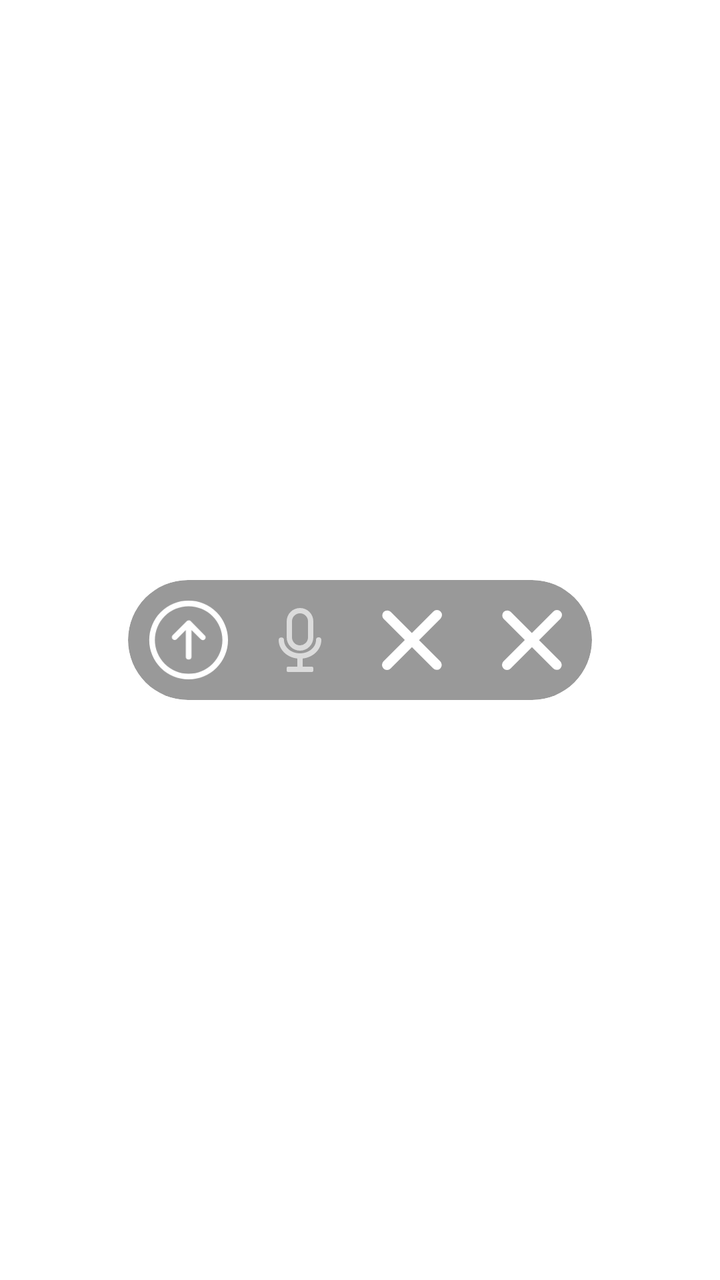
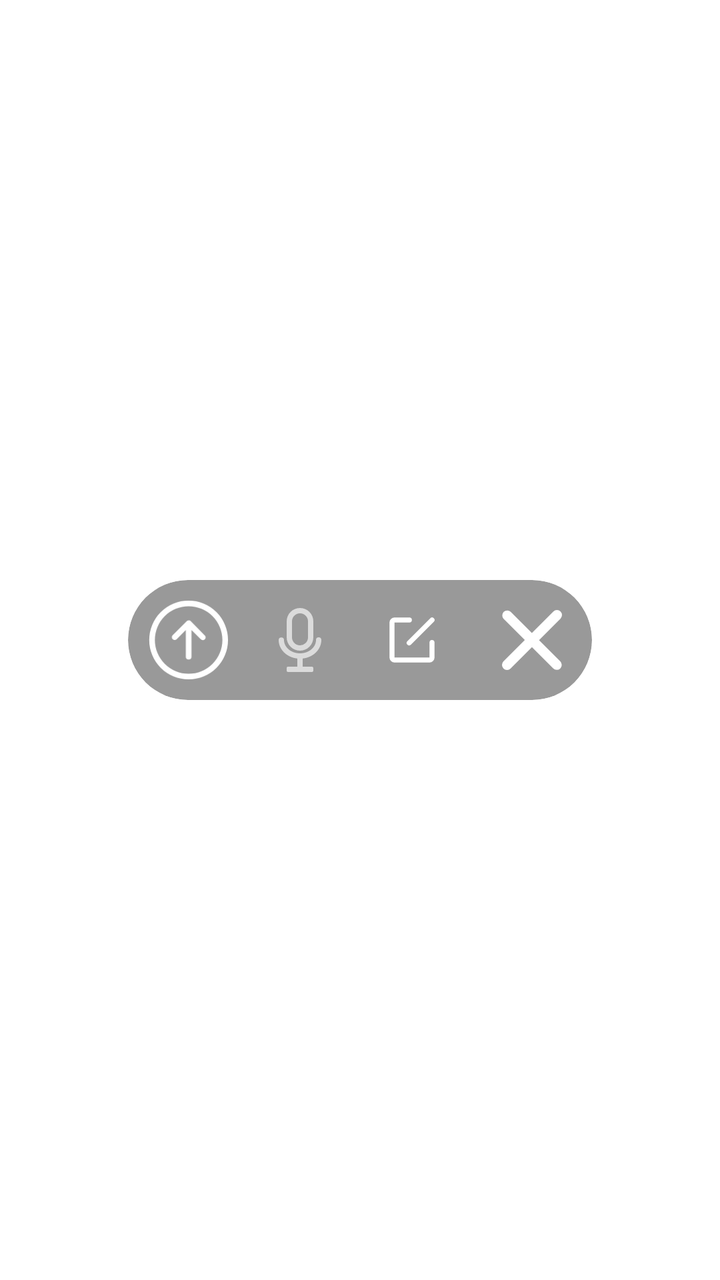

Two renders of the same Android screen: before a commit and after it. Below are the layout's source before the change and the commit's diff.
<!-- AndroidManifest.xml: application theme Theme.SmartFloat -->
<!-- res/layout/floating_button.xml -->
<?xml version="1.0" encoding="utf-8"?>
<FrameLayout xmlns:android="http://schemas.android.com/apk/res/android"
    android:layout_width="wrap_content"
    android:layout_height="match_parent"
    xmlns:app="http://schemas.android.com/apk/res-auto"
    android:layout_gravity="center"
    android:elevation="8dp">
    <LinearLayout

        android:layout_width="wrap_content"
        android:layout_height="60dp"
        android:layout_gravity="center"
        android:elevation="8dp"
        android:minWidth="60dp"
        android:paddingHorizontal="16dp"
        android:orientation="horizontal"
        android:gravity="center">
        <androidx.cardview.widget.CardView
            android:id="@+id/floating_red_button"
            android:layout_width="wrap_content"
            android:layout_height="60dp"
            app:cardBackgroundColor="#66000000"
            android:minWidth="60dp"
            app:cardCornerRadius="30dp"
            app:cardElevation="0dp">
            <LinearLayout
                android:layout_width="wrap_content"
                android:orientation="horizontal"
                android:layout_gravity="center"
                android:layout_height="wrap_content">
                <ImageView
                    android:padding="10dp"
                    android:layout_gravity="center"
                    android:maxWidth="60dp"
                    android:maxHeight="60dp"
                    android:src="@drawable/ic_submit"
                    android:id="@+id/submit_floating_text_button"
                    android:layout_height="60dp"
                    android:layout_width="60dp"
                    app:tint="#FFFFFF" />
                <FrameLayout
                    android:layout_marginLeft="10dp"
                    android:layout_marginRight="10dp"
                    android:layout_gravity="center"
                    android:layout_width="wrap_content"
                    android:layout_height="wrap_content">
                    <EditText
                        android:id="@+id/floating_text"
                        android:layout_width="wrap_content"
                        android:layout_height="wrap_content"
                        android:textColor="@android:color/white"
                        android:textSize="18sp"
                        android:ellipsize="end"
                        android:visibility="gone"/>
                    <ImageView
                        android:id="@+id/floating_icon"
                        android:layout_width="32dp"
                        android:layout_height="32dp"
                        android:src="@drawable/ic_microphone"
                        app:tint="@android:color/white"/>
                </FrameLayout>
                <ImageView
                    android:padding="15dp"
                    android:layout_gravity="center"
                    android:maxWidth="60dp"
                    android:maxHeight="60dp"
                    android:src="@drawable/ic_clean"
                    android:id="@+id/edit_floating_text_button"
                    android:layout_height="60dp"
                    android:layout_width="60dp"
                    app:tint="#FFFFFF" />
                <ImageView
                    android:padding="15dp"
                    android:layout_gravity="center"
                    android:maxWidth="60dp"
                    android:maxHeight="60dp"
                    android:src="@drawable/ic_clean"
                    android:id="@+id/clean_floating_text_button"
                    android:layout_height="60dp"
                    android:layout_width="60dp"
                    app:tint="#FFFFFF" />
            </LinearLayout>


        </androidx.cardview.widget.CardView>
    </LinearLayout>
</FrameLayout>
<!-- resources referenced by this layout -->
<resources>
  <!-- drawable ic_clean (drawable) -->
  <vector xmlns:android="http://schemas.android.com/apk/res/android"
      android:width="200dp"
      android:height="200dp"
      android:viewportWidth="1024"
      android:viewportHeight="1024">
    <path
        android:fillColor="#FFFFFF"
        android:pathData="M632.1,513.8l361.8,361.7a85.5,85.5 0,1 1,-121 120.8L511.1,634.6 146.9,998.8a86,86 0,0 1,-121.7 -121.7L389.5,512.8 27.7,151A85.4,85.4 0,0 1,148.4 30.3L510.2,392.1l366.7,-366.7a86,86 0,0 1,121.7 121.7z"/>
  </vector>
  <!-- drawable ic_microphone (drawable) -->
  <vector xmlns:android="http://schemas.android.com/apk/res/android"
      android:width="200dp"
      android:height="200dp"
      android:viewportWidth="1024"
      android:viewportHeight="1024">
    <path
        android:pathData="M810.7,469.3a42.7,42.7 0,0 1,42.7 42.7c0,153.7 -131.3,278.1 -298.7,296.4L554.7,938.7h149.3a21.3,21.3 0,0 1,21.3 21.3v42.7a21.3,21.3 0,0 1,-21.3 21.3h-384a21.3,21.3 0,0 1,-21.3 -21.3v-42.7a21.3,21.3 0,0 1,21.3 -21.3L469.3,938.7v-130.3C302,790.1 170.7,665.7 170.7,512a42.7,42.7 0,0 1,85.3 0c0,116.2 113.3,213.3 256,213.3s256,-97.1 256,-213.3a42.7,42.7 0,0 1,42.7 -42.7zM512,0a213.3,213.3 0,0 1,213.3 213.3v256a213.3,213.3 0,0 1,-426.7 0L298.7,213.3a213.3,213.3 0,0 1,213.3 -213.3zM512,85.3a128,128 0,0 0,-127.8 120.5L384,213.3v256a128,128 0,0 0,255.8 7.5L640,469.3L640,213.3a128,128 0,0 0,-128 -128z"
        android:strokeAlpha="0.65"
        android:fillColor="#ffffff"
        android:fillAlpha="0.65"/>
  </vector>
  <!-- drawable ic_submit (drawable) -->
  <vector xmlns:android="http://schemas.android.com/apk/res/android"
      android:width="203.1dp"
      android:height="200dp"
      android:viewportWidth="1040"
      android:viewportHeight="1024">
    <path
        android:pathData="M528,1024a512,512 0,1 1,512 -512,512 512,0 0,1 -512,512zM528,73.1A438.9,438.9 0,1 0,967.2 512,439.4 439.4,0 0,0 528,73.1zM736,450.7L555.8,267.5a36.5,36.5 0,0 0,-39.7 -8.2c-0.8,0 -1.4,1.1 -2.2,1.6a35.8,35.8 0,0 0,-9.6 6.4L321.8,449.1a36.6,36.6 0,1 0,51.7 51.8l118.4,-118.1v348.5a36.6,36.6 0,0 0,73.1 0L565,380.8l120,121.3a36.6,36.6 0,1 0,52 -51.4z"
        android:fillColor="#FFFFFF"/>
  </vector>
  <style name="Theme.SmartFloat" parent="Theme.MaterialComponents.DayNight.DarkActionBar">
          
          <item name="colorPrimary">@color/purple_500</item>
          <item name="colorPrimaryVariant">@color/purple_700</item>
          <item name="colorOnPrimary">@color/white</item>
          
          <item name="colorSecondary">@color/teal_200</item>
          <item name="colorSecondaryVariant">@color/teal_700</item>
          <item name="colorOnSecondary">@color/black</item>
          
          <item name="android:statusBarColor">?attr/colorPrimaryVariant</item>
          
      </style>
  <color name="purple_500">#FF6200EE</color>
  <color name="purple_700">#FF3700B3</color>
  <color name="white">#FFFFFFFF</color>
  <color name="teal_200">#FF03DAC5</color>
  <color name="teal_700">#FF018786</color>
  <color name="black">#FF000000</color>
</resources>

<!-- the commit's change to res/layout/floating_button.xml (unified diff, before → after) -->
@@ -64,7 +64,7 @@
                     android:layout_gravity="center"
                     android:maxWidth="60dp"
                     android:maxHeight="60dp"
-                    android:src="@drawable/ic_clean"
+                    android:src="@drawable/ic_edit"
                     android:id="@+id/edit_floating_text_button"
                     android:layout_height="60dp"
                     android:layout_width="60dp"
<!-- resource entries referenced after the edit -->
@@ -9,6 +9,16 @@
     <path
         android:fillColor="#FFFFFF"
         android:pathData="M632.1,513.8l361.8,361.7a85.5,85.5 0,1 1,-121 120.8L511.1,634.6 146.9,998.8a86,86 0,0 1,-121.7 -121.7L389.5,512.8 27.7,151A85.4,85.4 0,0 1,148.4 30.3L510.2,392.1l366.7,-366.7a86,86 0,0 1,121.7 121.7z"/>
+  </vector>
+  <!-- drawable ic_edit (drawable) -->
+  <vector xmlns:android="http://schemas.android.com/apk/res/android"
+      android:width="200dp"
+      android:height="200dp"
+      android:viewportWidth="1024"
+      android:viewportHeight="1024">
+    <path
+        android:pathData="M469.3,128a42.7,42.7 0,0 1,0 85.3L213.3,213.3v597.3h597.3v-256l0.3,-5A42.7,42.7 0,0 1,896 554.7v256a85.3,85.3 0,0 1,-85.3 85.3L213.3,896a85.3,85.3 0,0 1,-85.3 -85.3L128,213.3a85.3,85.3 0,0 1,85.3 -85.3zM884.1,140.5a42.7,42.7 0,0 1,0 60.3L491.9,593.1a42.7,42.7 0,0 1,-60.3 -60.3l392.2,-392.2a42.7,42.7 0,0 1,60.3 0z"
+        android:fillColor="#FFF"/>
   </vector>
   <!-- drawable ic_microphone (drawable) -->
   <vector xmlns:android="http://schemas.android.com/apk/res/android"
